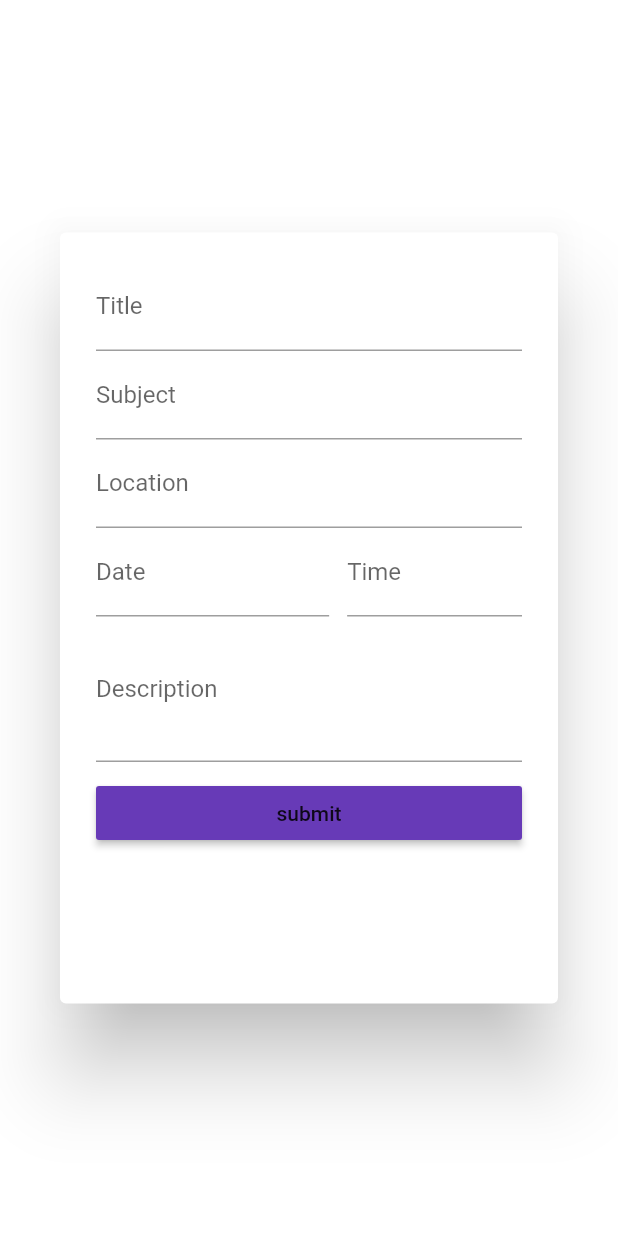
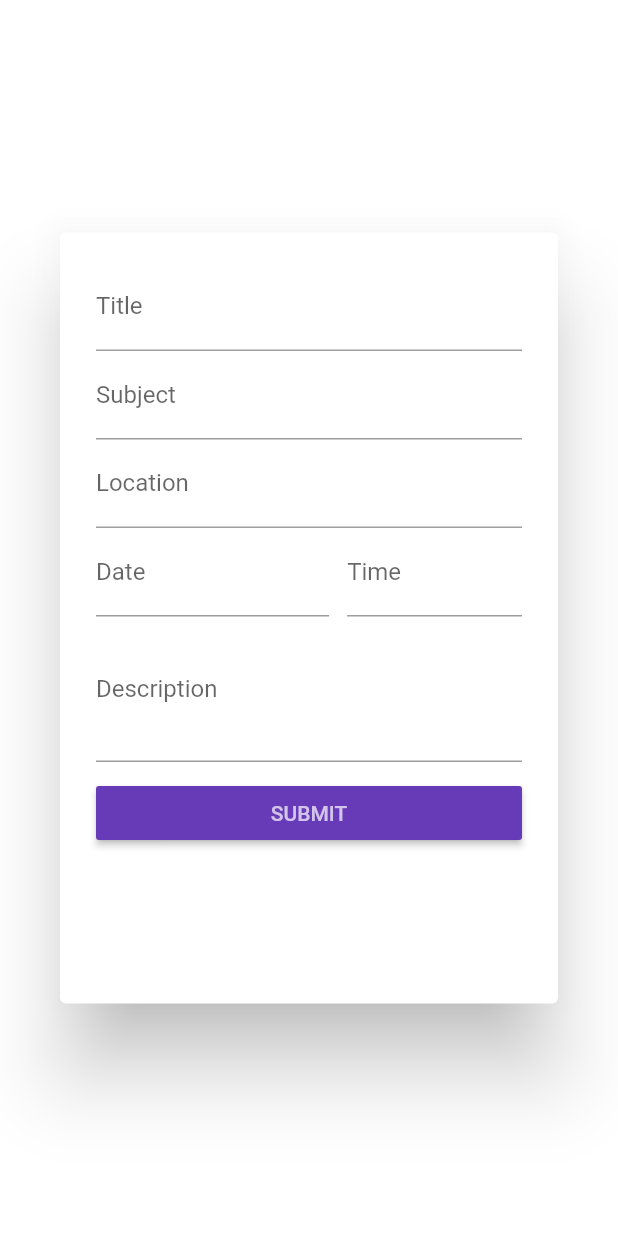
Before and after one commit to ConradSpiekerman/studygroupapp, a Flutter app: the CreateEventScreen screen opened by its route, on a phone screen of 412 x 824 dp. Run offline on Flutter 3.47's test engine with Material 2 defaults, Android fonts, the phone set to English and light mode, and no system bars; our stand-ins replace cloud_firestore; accounts and stored records are empty.

Commit message:
Little adjusments

```diff
--- a/lib/screens/create_event_screen.dart
+++ b/lib/screens/create_event_screen.dart
@@ -102,7 +102,10 @@ class _CreateEventScreenState extends State<CreateEventScreen> {
               Container(
                 padding: EdgeInsets.only(top: 10),
                 child: RaisedButton(
-                  child: Text("submit"),
+                  child: Text(
+                    "SUBMIT",
+                    style: TextStyle(color: Colors.white70),
+                  ),
                   color: Colors.deepPurple,
                   onPressed: () {
                     if (_saveForm()) Navigator.pop(context);
@@ -277,7 +280,7 @@ class _CreateEventScreenState extends State<CreateEventScreen> {
   bool isValidTime(TimeOfDay time) {
     final currentDate = DateTime.now();
     final chosenDate = new DateTime(selectedDate.year, selectedDate.month,
-        selectedDate.day, selectedTime.hour , selectedTime.minute);
+        selectedDate.day, selectedTime.hour, selectedTime.minute);
     return chosenDate.isAfter(currentDate);
   }
 
--- a/lib/widgets/navigation_drawer.dart
+++ b/lib/widgets/navigation_drawer.dart
@@ -26,7 +26,7 @@ class NavigationDrawer extends StatelessWidget {
           ),
           Divider(),
           ListTile(
-            leading: Icon(Icons.add),
+            leading: Icon(Icons.edit),
             title: Text('Manage Events'),
             onTap: () {
               Navigator.of(context)
```
